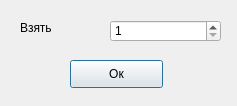
This is ui/count_parts.ui in Tr0ub1e/Izbushka as Qt 5 draws it before an edit. The edited form follows.
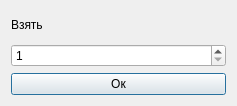
This is the edited form. Icons and pictures are not drawn.

Patch:
```diff
--- a/ui/count_parts.ui
+++ b/ui/count_parts.ui
@@ -13,15 +13,20 @@
   <property name="windowTitle">
    <string>Dialog</string>
   </property>
+  <property name="windowIcon">
+   <iconset>
+    <normaloff>favicon.ico</normaloff>favicon.ico</iconset>
+  </property>
+  <layout class="QVBoxLayout" name="verticalLayout">
+   <item>
+    <widget class="QLabel" name="label_2">
+     <property name="text">
+      <string>Взять</string>
+     </property>
+    </widget>
+   </item>
+   <item>
   <widget class="QSpinBox" name="countParts">
-   <property name="geometry">
-    <rect>
-     <x>110</x>
-     <y>20</y>
-     <width>111</width>
-     <height>22</height>
-    </rect>
-   </property>
    <property name="minimum">
     <number>1</number>
    </property>
@@ -35,32 +40,15 @@
     <number>10</number>
    </property>
   </widget>
-  <widget class="QLabel" name="label_2">
-   <property name="geometry">
-    <rect>
-     <x>20</x>
-     <y>20</y>
-     <width>91</width>
-     <height>16</height>
-    </rect>
-   </property>
-   <property name="text">
-    <string>Взять</string>
-   </property>
-  </widget>
+   </item>
+   <item>
   <widget class="QPushButton" name="pushButton">
-   <property name="geometry">
-    <rect>
-     <x>70</x>
-     <y>60</y>
-     <width>93</width>
-     <height>28</height>
-    </rect>
-   </property>
    <property name="text">
     <string>Oк</string>
    </property>
   </widget>
+   </item>
+  </layout>
  </widget>
  <resources/>
  <connections/>
```
Left out of the diff: 2 changed lines with no effect on the pictures. Lines whose indentation alone changed are shown as unchanged.
